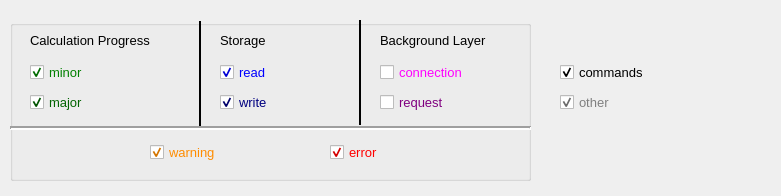
Old version of the form qtgui/exe/res/ui/DmsEventLogTypeSelection.ui in the repository ObjectVision/GeoDMS.
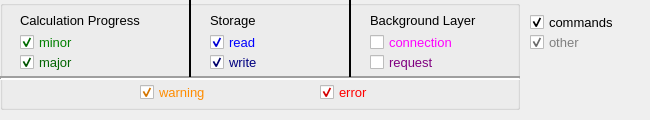
New version of the form.

Commit message: qt ui formatting improvements

Diff of the .ui file:
```diff
--- a/qtgui/exe/res/ui/DmsEventLogTypeSelection.ui
+++ b/qtgui/exe/res/ui/DmsEventLogTypeSelection.ui
@@ -6,8 +6,8 @@
    <rect>
     <x>0</x>
     <y>0</y>
-    <width>781</width>
-    <height>196</height>
+    <width>650</width>
+    <height>120</height>
    </rect>
   </property>
   <property name="windowTitle">
@@ -16,10 +16,10 @@
   <widget class="QGroupBox" name="groupBox">
    <property name="geometry">
     <rect>
-     <x>10</x>
-     <y>20</y>
-     <width>521</width>
-     <height>161</height>
+     <x>0</x>
+     <y>0</y>
+     <width>520</width>
+     <height>110</height>
     </rect>
    </property>
    <property name="autoFillBackground">
@@ -32,7 +32,7 @@
     <property name="geometry">
      <rect>
       <x>0</x>
-      <y>100</y>
+      <y>70</y>
       <width>521</width>
       <height>16</height>
      </rect>
@@ -57,9 +57,9 @@
     <property name="geometry">
      <rect>
       <x>180</x>
-      <y>1</y>
+      <y>0</y>
       <width>20</width>
-      <height>105</height>
+      <height>77</height>
      </rect>
     </property>
     <property name="frameShadow">
@@ -135,7 +135,7 @@
       <x>340</x>
       <y>0</y>
       <width>20</width>
-      <height>105</height>
+      <height>77</height>
      </rect>
     </property>
     <property name="frameShadow">
@@ -152,7 +152,7 @@
     <property name="geometry">
      <rect>
       <x>20</x>
-      <y>70</y>
+      <y>50</y>
       <width>70</width>
       <height>25</height>
      </rect>
@@ -176,7 +176,7 @@
     <property name="geometry">
      <rect>
       <x>20</x>
-      <y>40</y>
+      <y>30</y>
       <width>69</width>
       <height>25</height>
      </rect>
@@ -200,7 +200,7 @@
     <property name="geometry">
      <rect>
       <x>140</x>
-      <y>120</y>
+      <y>80</y>
       <width>86</width>
       <height>25</height>
      </rect>
@@ -224,7 +224,7 @@
     <property name="geometry">
      <rect>
       <x>320</x>
-      <y>120</y>
+      <y>80</y>
       <width>63</width>
       <height>25</height>
      </rect>
@@ -248,7 +248,7 @@
     <property name="geometry">
      <rect>
       <x>210</x>
-      <y>40</y>
+      <y>30</y>
       <width>60</width>
       <height>25</height>
      </rect>
@@ -272,7 +272,7 @@
     <property name="geometry">
      <rect>
       <x>210</x>
-      <y>70</y>
+      <y>50</y>
       <width>65</width>
       <height>25</height>
      </rect>
@@ -296,7 +296,7 @@
     <property name="geometry">
      <rect>
       <x>370</x>
-      <y>40</y>
+      <y>30</y>
       <width>107</width>
       <height>25</height>
      </rect>
@@ -320,7 +320,7 @@
     <property name="geometry">
      <rect>
       <x>370</x>
-      <y>70</y>
+      <y>50</y>
       <width>83</width>
       <height>25</height>
      </rect>
@@ -344,8 +344,8 @@
   <widget class="QCheckBox" name="m_category_filter_commands">
    <property name="geometry">
     <rect>
-     <x>560</x>
-     <y>60</y>
+     <x>530</x>
+     <y>10</y>
      <width>107</width>
      <height>25</height>
     </rect>
@@ -368,8 +368,8 @@
   <widget class="QCheckBox" name="m_category_filter_other">
    <property name="geometry">
     <rect>
-     <x>560</x>
-     <y>90</y>
+     <x>530</x>
+     <y>30</y>
      <width>66</width>
      <height>25</height>
     </rect>
```
The commit also changes 2 other files.
